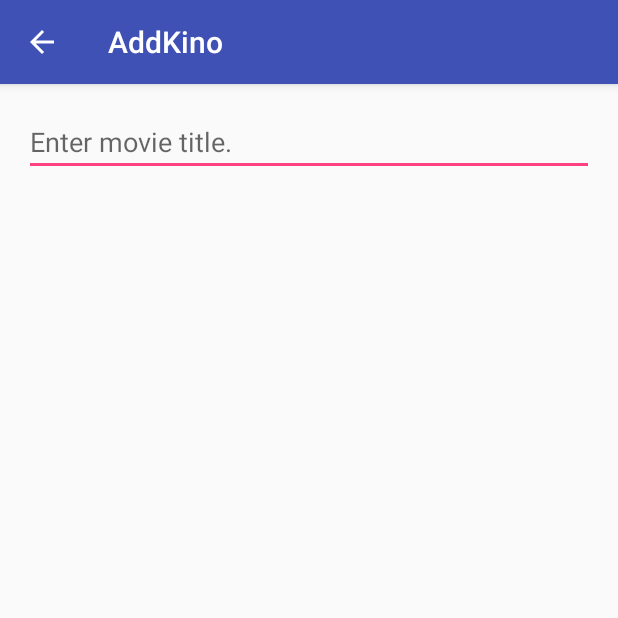
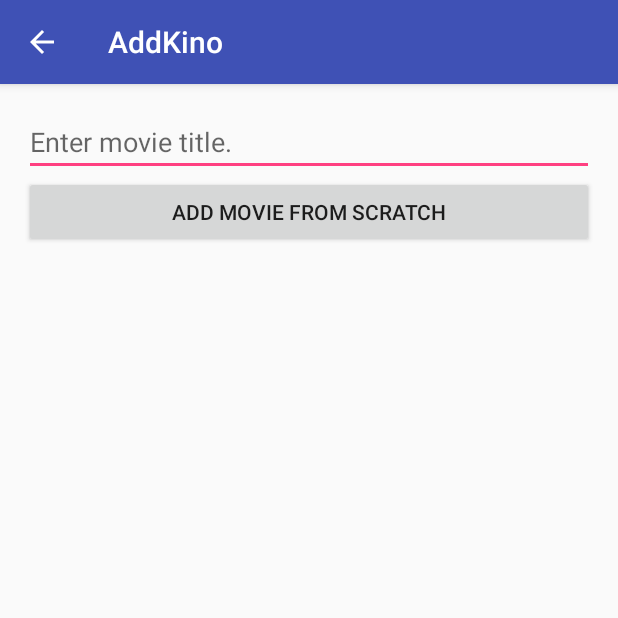
Before and after one commit to Alcidauk/CineLog, an Android app: the AddKino screen opened directly, with no data from a screen before it, on a phone screen of 412 x 824 dp, the top half of it. Run offline under Robolectric (Android 15) with nearby library versions, the phone set to English and light mode, and no system bars; our stand-ins replace ButterKnife; libraries missing offline, so code that uses them is left out: com.github.zagum.switchicon, com.uwetrottmann.tmdb2; 3 statements that could not run were skipped.

Commit message:
[CineLog] add possibility to create a movie without selecting a tmdb record

```diff
--- a/app/src/main/java/com/alcidauk/cinelog/db/LocalKinoRepository.java
+++ b/app/src/main/java/com/alcidauk/cinelog/db/LocalKinoRepository.java
@@ -4,7 +4,6 @@ import com.alcidauk.cinelog.dao.DaoSession;
 import com.alcidauk.cinelog.dao.LocalKino;
 import com.alcidauk.cinelog.dao.LocalKinoDao;
 
-import java.util.ArrayList;
 import java.util.List;
 
 public class LocalKinoRepository {
@@ -21,6 +20,9 @@ public class LocalKinoRepository {
 
     public void create(List<LocalKino> localKinos) {
         localKinoDao.insertInTx(localKinos);
+    }
 
+    public void create(LocalKino kinoToCreate) {
+        localKinoDao.insert(kinoToCreate);
     }
 }
--- a/app/src/main/res/layout/content_add_kino.xml
+++ b/app/src/main/res/layout/content_add_kino.xml
@@ -19,11 +19,18 @@
         android:layout_height="wrap_content"
         android:hint="@string/movie_title_input"/>
 
+    <Button
+        android:id="@+id/kino_search_add_from_scratch"
+        android:layout_width="match_parent"
+        android:layout_height="wrap_content"
+        android:layout_below="@+id/kino_search"
+        android:text="@string/add_from_scratch_label" />
+
     <ProgressBar
         android:layout_width="wrap_content"
         android:layout_height="wrap_content"
         android:indeterminate="true"
-        android:layout_below="@id/kino_search"
+        android:layout_below="@id/kino_search_add_from_scratch"
         android:id="@+id/kino_search_progress_bar"
         android:layout_centerHorizontal="true"
         android:visibility="gone" />
@@ -32,6 +39,6 @@
         android:id="@+id/kino_results"
         android:layout_width="match_parent"
         android:layout_height="wrap_content"
-        android:layout_below="@+id/kino_search"/>
+        android:layout_below="@+id/kino_search_add_from_scratch"/>
 
 </RelativeLayout>
--- a/app/src/main/res/values/strings.xml
+++ b/app/src/main/res/values/strings.xml
@@ -32,6 +32,7 @@
     <string name="title_activity_import_db">CSV File import</string>
     <string name="import_db">Import CSV file in database</string>
     <string name="import_db_label">Put a CSV file in CineLog directory and click the below button.</string>
+    <string name="add_from_scratch_label">Add movie from scratch</string>
 
 
 </resources>
```
Also changed, not shown: app/src/main/java/com/alcidauk/cinelog/AddKino.java (+10 -0 lines), app/src/main/java/com/alcidauk/cinelog/addkino/KinoCreator.java (added, +28 -0 lines), 2 other files.
